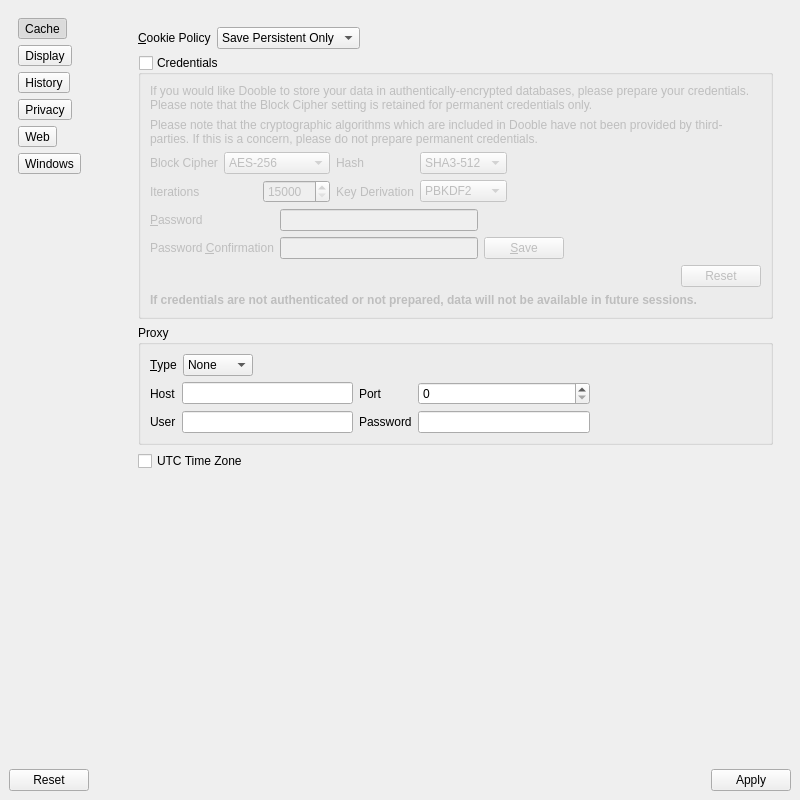
First picture: the form in 2.x/UI/dooble_settings.ui, repository textbrowser/dooble, before the edit.
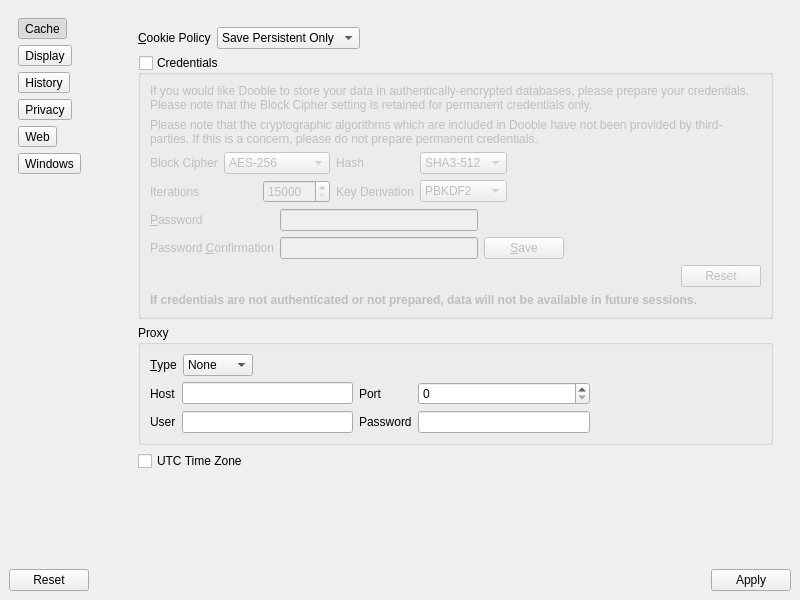
Second picture: the form after the edit. The open tabs and pages were chosen to show the change. Icons and pictures are not drawn.

Commit message: Set focus.

What changed in the file:
```diff
--- a/2.x/UI/dooble_settings.ui
+++ b/2.x/UI/dooble_settings.ui
@@ -7,7 +7,7 @@
     <x>0</x>
     <y>0</y>
     <width>800</width>
-    <height>800</height>
+    <height>600</height>
    </rect>
   </property>
   <property name="windowTitle">
@@ -47,7 +47,7 @@
            <x>0</x>
            <y>0</y>
            <width>105</width>
-           <height>749</height>
+           <height>549</height>
           </rect>
          </property>
          <layout class="QVBoxLayout" name="verticalLayout">
@@ -617,8 +617,8 @@
               <rect>
                <x>0</x>
                <y>0</y>
-               <width>651</width>
-               <height>731</height>
+               <width>415</width>
+               <height>633</height>
               </rect>
              </property>
              <layout class="QVBoxLayout" name="verticalLayout_8">
```
Left out of the diff: 4 changed lines with no effect on the pictures. The commit also changes 2 other files.
